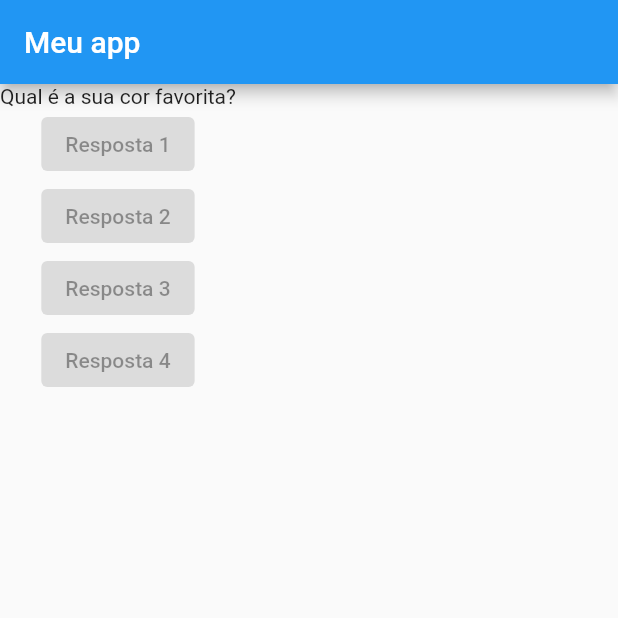
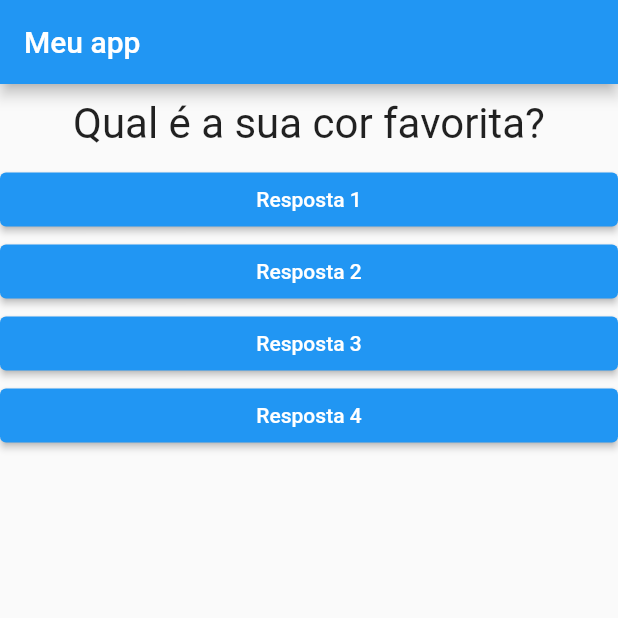
Before and after one commit to miguelnpa/projeto_perguntas, a Flutter app: the screen it shows after launch, on a phone screen of 412 x 824 dp, the top half of it. Run offline on Flutter 3.47's test engine with Material 2 defaults, Android fonts, the phone set to English and light mode, and no system bars.

Commit message:
Separação de pergunta e resposta em widgets

```diff
--- a/projeto_perguntas/lib/main.dart
+++ b/projeto_perguntas/lib/main.dart
@@ -1,12 +1,28 @@
 import 'package:flutter/material.dart';
+import 'package:projeto_perguntas/resposta.dart';
+import 'questao.dart';
 
 main() => runApp(PerguntaApp());
 
-class PerguntaApp extends StatelessWidget {
+class PerguntaApp extends StatefulWidget {
+  @override
+  State<PerguntaApp> createState() => _PerguntaAppState();
+}
+
+class _PerguntaAppState extends State<PerguntaApp> {
+  var _perguntaSelecionada = 0;
+
   final List<String> perguntas = [
     "Qual é a sua cor favorita?",
     "Qual é o seu animal favorito?"
   ];
+
+  void _responder() {
+    setState(() {
+      _perguntaSelecionada++;
+    });
+    print("${_perguntaSelecionada}");
+  }
 
   @override
   Widget build(BuildContext context) {
@@ -18,23 +34,11 @@ class PerguntaApp extends StatelessWidget {
         ),
         body: Column(
           children: [
-            Text(perguntas.elementAt(0)),
-            ElevatedButton(
-              onPressed: null,
-              child: Text("Resposta 1"),
-            ),
-            ElevatedButton(
-              onPressed: null,
-              child: Text("Resposta 2"),
-            ),
-            ElevatedButton(
-              onPressed: null,
-              child: Text("Resposta 3"),
-            ),
-            ElevatedButton(
-              onPressed: null,
-              child: Text("Resposta 4"),
-            )
+            Questao(perguntas[_perguntaSelecionada]),
+            Resposta("Resposta ${1}", _responder),
+            Resposta("Resposta ${2}", _responder),
+            Resposta("Resposta ${3}", _responder),
+            Resposta("Resposta ${4}", _responder),
           ],
         ),
       ),
--- /dev/null
+++ b/projeto_perguntas/lib/questao.dart
@@ -0,0 +1,20 @@
+import 'package:flutter/material.dart';
+
+class Questao extends StatelessWidget {
+  final String texto;
+
+  Questao(this.texto);
+
+  @override
+  Widget build(BuildContext context) {
+    return Container(
+      width: double.infinity,
+      margin: EdgeInsets.all(10),
+      child: Text(
+        texto,
+        style: TextStyle(fontSize: 28),
+        textAlign: TextAlign.center,
+      ),
+    );
+  }
+}
--- /dev/null
+++ b/projeto_perguntas/lib/resposta.dart
@@ -0,0 +1,24 @@
+import 'package:flutter/material.dart';
+
+class Resposta extends StatelessWidget {
+  final String texto;
+
+  final void Function() onSelecao;
+
+  Resposta(this.texto, this.onSelecao);
+
+  @override
+  Widget build(BuildContext context) {
+    return Container(
+      width: double.infinity,
+      child: ElevatedButton(
+        onPressed: onSelecao,
+        style: ElevatedButton.styleFrom(
+          backgroundColor: Colors.blue,
+          foregroundColor: Colors.white,
+        ),
+        child: Text(texto),
+      ),
+    );
+  }
+}
```
